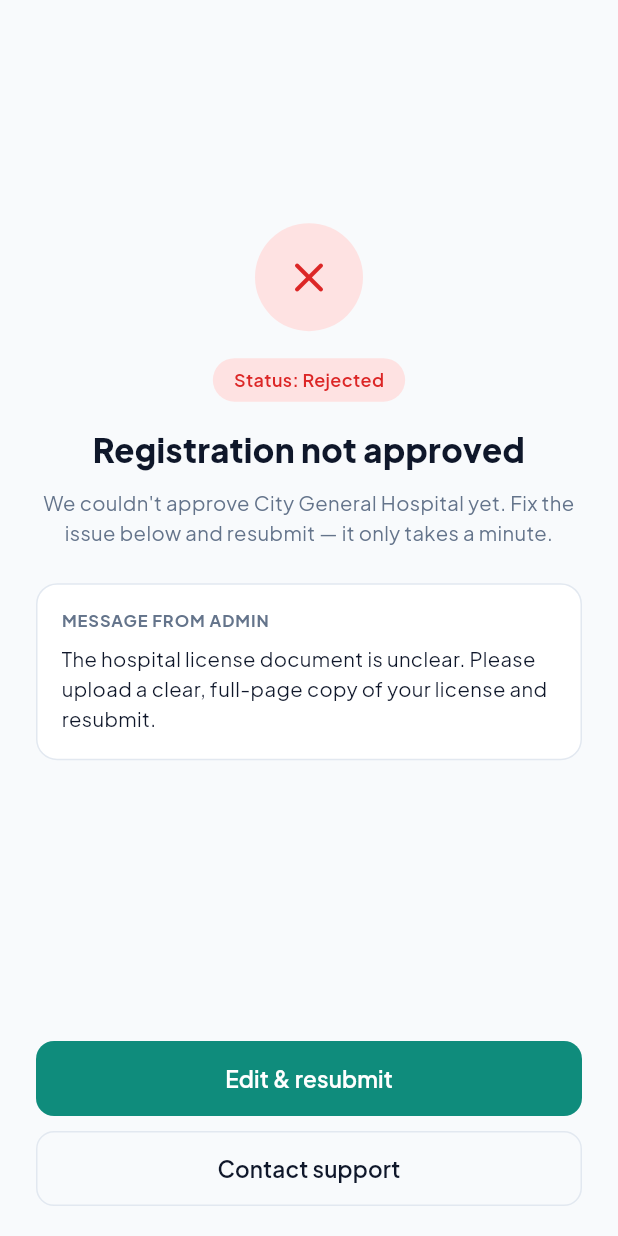
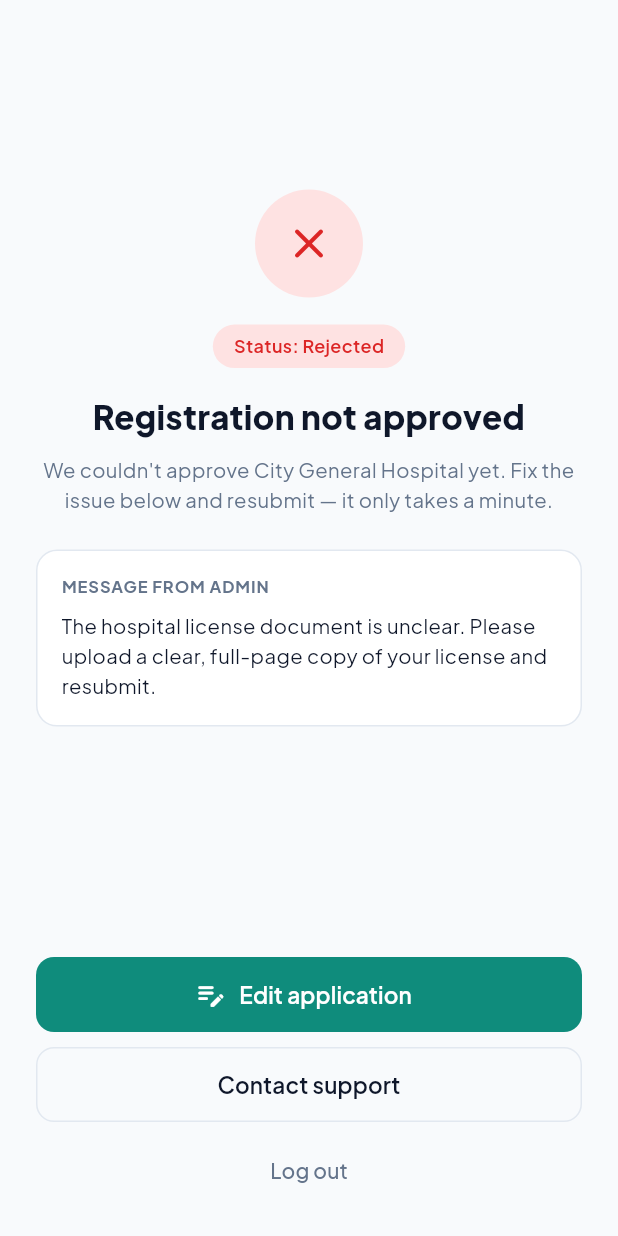
Before and after one commit to Muqadas1234/Turnly, a Flutter app: the RegistrationRejectedView screen opened by its route, on a phone screen of 412 x 824 dp. Run offline on Flutter 3.47's test engine with Material 3 defaults, Android fonts, the phone set to English and light mode, and no system bars; our stand-ins replace custom_sliding_segmented_control, easy_stepper, file_picker, firebase_core, firebase_messaging, flutter_svg and 4 more; accounts and stored records are empty.

Commit message:
feat(manager): add edit application button starting at step 1 and logout option on rejected screen

```diff
--- a/lib/views/manager/registration_rejected_view.dart
+++ b/lib/views/manager/registration_rejected_view.dart
@@ -3,6 +3,7 @@ import 'package:get/get.dart';
 
 import '../../utils/app_colors.dart';
 import '../../utils/routes.dart';
+import '../../viewmodels/auth_viewmodel.dart';
 import '../../viewmodels/manager_viewmodel.dart';
 
 // M9: Registration Rejected Screen
@@ -12,6 +13,7 @@ class RegistrationRejectedView extends StatelessWidget {
   @override
   Widget build(BuildContext context) {
     final vm = Get.find<ManagerViewModel>();
+    final authVm = Get.find<AuthViewModel>();
 
     return Scaffold(
       backgroundColor: AppColors.background,
@@ -116,15 +118,16 @@ class RegistrationRejectedView extends StatelessWidget {
                 SizedBox(
                   width: double.infinity,
                   height: 50,
-                  child: ElevatedButton(
+                  child: ElevatedButton.icon(
                     onPressed: () {
                       if (hospital != null) {
                         vm.prefillFromHospital(hospital);
                       }
                       vm.isResubmitting.value = true;
-                      vm.goToStep(3);
-                      Get.toNamed(AppRoutes.registrationForm, arguments: {'step': 3});
+                      vm.goToStep(1);
+                      Get.toNamed(AppRoutes.registrationForm, arguments: {'step': 1});
                     },
+                    icon: const Icon(Icons.edit_note_rounded, size: 22),
                     style: ElevatedButton.styleFrom(
                       backgroundColor: AppColors.tealPrimary,
                       foregroundColor: Colors.white,
@@ -133,8 +136,8 @@ class RegistrationRejectedView extends StatelessWidget {
                         borderRadius: BorderRadius.circular(12),
                       ),
                     ),
-                    child: const Text(
-                      'Edit & resubmit',
+                    label: const Text(
+                      'Edit application',
                       style: TextStyle(fontSize: 15, fontWeight: FontWeight.w600),
                     ),
                   ),
@@ -165,6 +168,17 @@ class RegistrationRejectedView extends StatelessWidget {
                     ),
                   ),
                 ),
+                const SizedBox(height: 8),
+                TextButton(
+                  onPressed: authVm.logout,
+                  style: TextButton.styleFrom(
+                    foregroundColor: AppColors.textSecondary,
+                  ),
+                  child: const Text(
+                    'Log out',
+                    style: TextStyle(fontSize: 14, fontWeight: FontWeight.w500),
+                  ),
+                ),
               ],
             );
           }),
```
